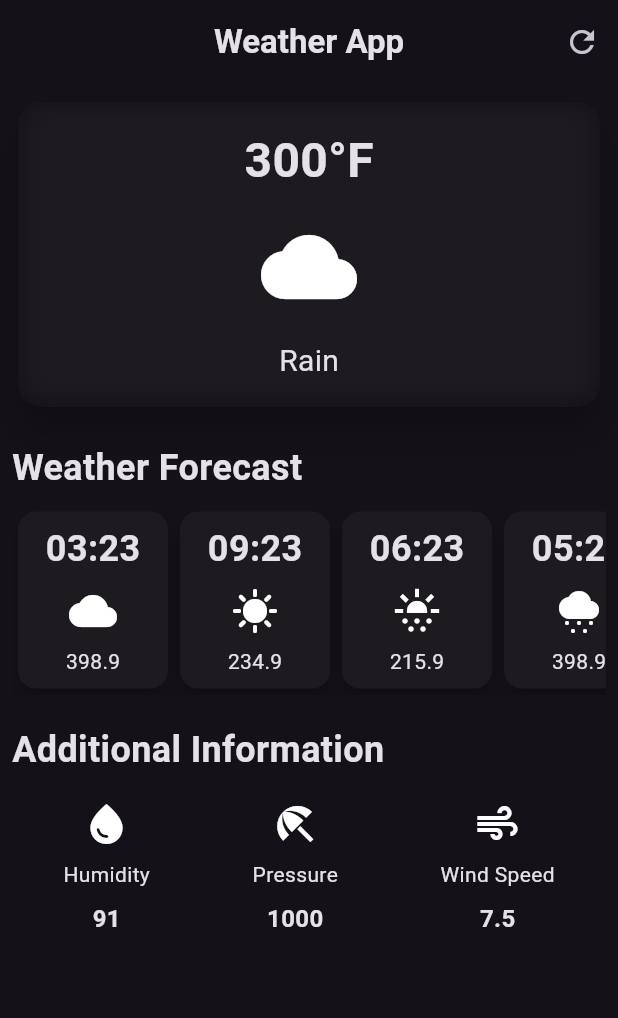
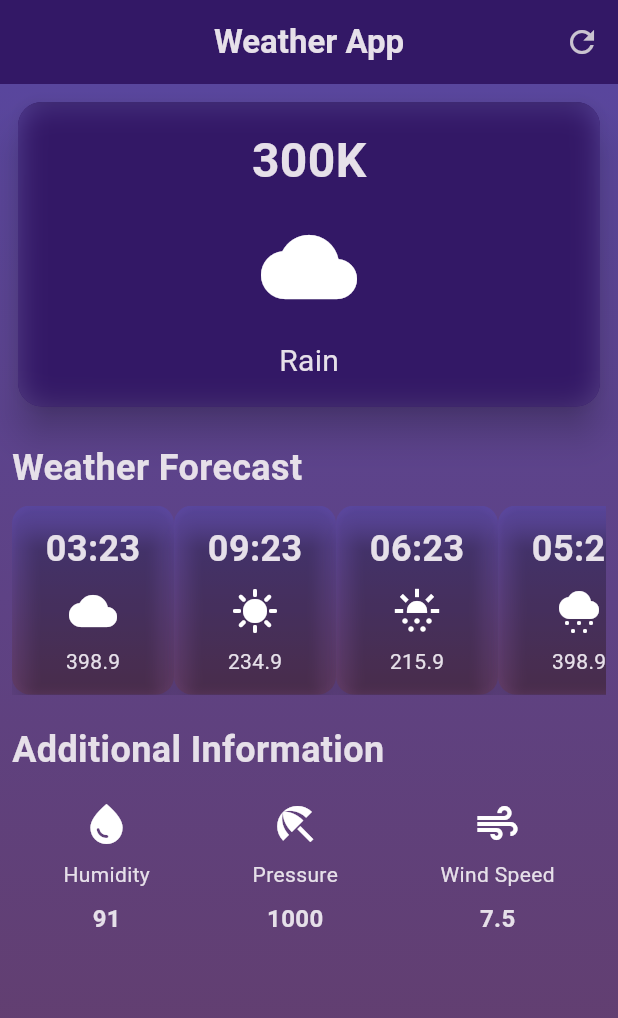
Before and after one commit to gopalkrushnas063/weather_app_flutter, a Flutter app: the screen it shows after launch, on a phone screen of 412 x 824 dp. Shown: the top 1018 px of the screen. Run offline on Flutter 3.47's test engine with Material 2 defaults, Android fonts, the phone set to English and light mode, and no system bars.

Commit message:
gradiant background color effect added

```diff
--- a/lib/hourly_forecast_item.dart
+++ b/lib/hourly_forecast_item.dart
@@ -14,8 +14,21 @@ class HourlyForecastItem extends StatelessWidget {
 
   @override
   Widget build(BuildContext context) {
-    return Card(
+    return Container(
+      decoration: BoxDecoration(
+        gradient: const LinearGradient(
+          begin: Alignment.topCenter,
+          end: Alignment.bottomCenter,
+          colors: [
+            Color(0xFF59469D), // Define the first color
+            Color(0xFF643D67), // Define the second color
+          ], // Define your gradient colors
+        ),
+        borderRadius: BorderRadius.circular(12),
+      ),
+      child: Card(
         elevation: 6,
+        color: Colors.transparent,
         child: Container(
           width: 100,
           padding: const EdgeInsets.all(8.0),
@@ -43,6 +56,7 @@ class HourlyForecastItem extends StatelessWidget {
             ],
           ),
         ),
+      ),
     );
   }
 }
--- a/lib/weather_screen.dart
+++ b/lib/weather_screen.dart
@@ -18,6 +18,18 @@ class WeatherScreen extends StatelessWidget {
           ),
         ),
         centerTitle: true,
+        flexibleSpace: Container(
+          decoration: const BoxDecoration(
+            gradient: LinearGradient(
+              begin: Alignment.topCenter,
+              end: Alignment.bottomCenter,
+              colors: [
+                Color(0xFF331866), // Define the first color
+                Color(0xFF331866), // Define the second color
+              ],
+            ),
+          ),
+        ),
         actions: [
           IconButton(
             onPressed: () {},
@@ -25,7 +37,18 @@ class WeatherScreen extends StatelessWidget {
           )
         ],
       ),
-      body: Padding(
+      body: Container(
+        decoration: const BoxDecoration(
+          gradient: LinearGradient(
+            begin: Alignment.topCenter,
+            end: Alignment.bottomCenter,
+            colors: [
+              Color(0xFF59469D), // Define the first color
+              Color(0xFF643D67), // Define the second color
+            ], // Define your gradient colors
+          ),
+        ),
+        child: Padding(
           padding: const EdgeInsets.all(8.0),
           child: Column(
             children: [
@@ -37,6 +60,7 @@ class WeatherScreen extends StatelessWidget {
                   shape: RoundedRectangleBorder(
                     borderRadius: BorderRadius.circular(16),
                   ),
+                  color: const Color(0xFF331866),
                   child: ClipRRect(
                     borderRadius: BorderRadius.circular(16),
                     child: BackdropFilter(
@@ -46,7 +70,7 @@ class WeatherScreen extends StatelessWidget {
                         child: Column(
                           children: [
                             Text(
-                            '300°F',
+                              '300K',
                               style: TextStyle(
                                 fontSize: 32,
                                 fontWeight: FontWeight.bold,
@@ -155,6 +179,7 @@ class WeatherScreen extends StatelessWidget {
             ],
           ),
         ),
+      ),
     );
   }
 }
```
Lines whose indentation alone changed are shown as unchanged.
